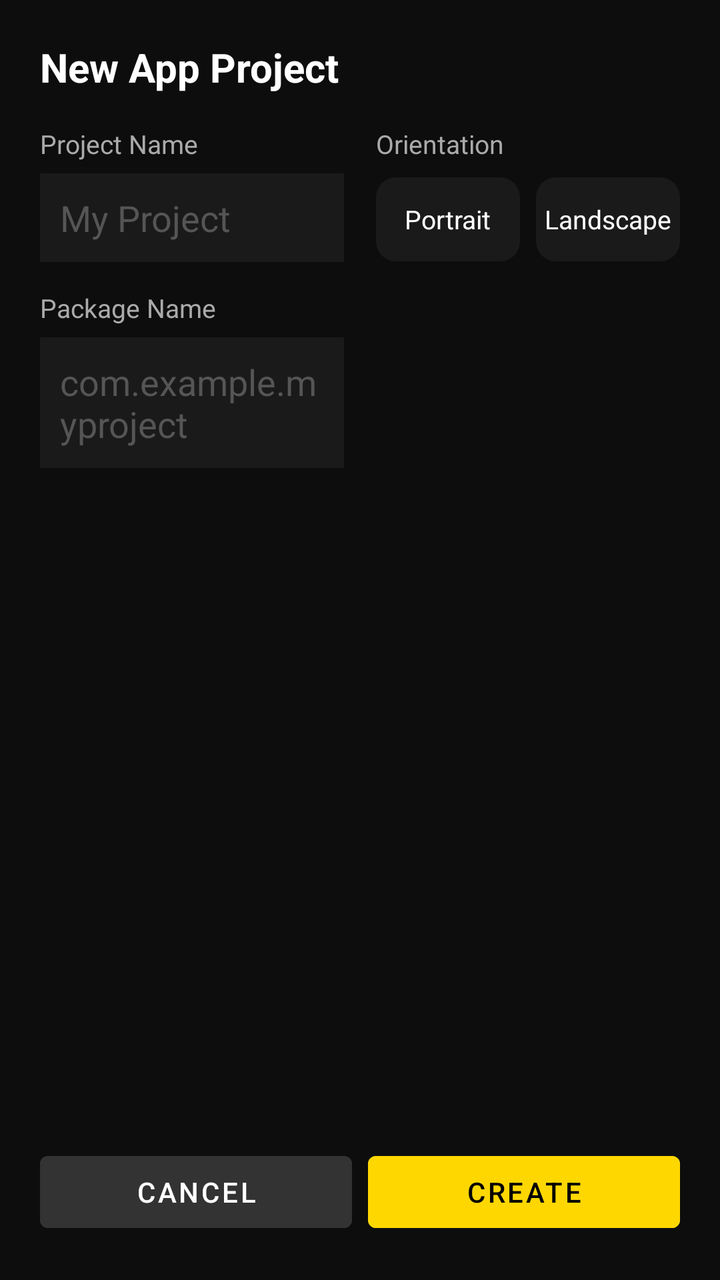
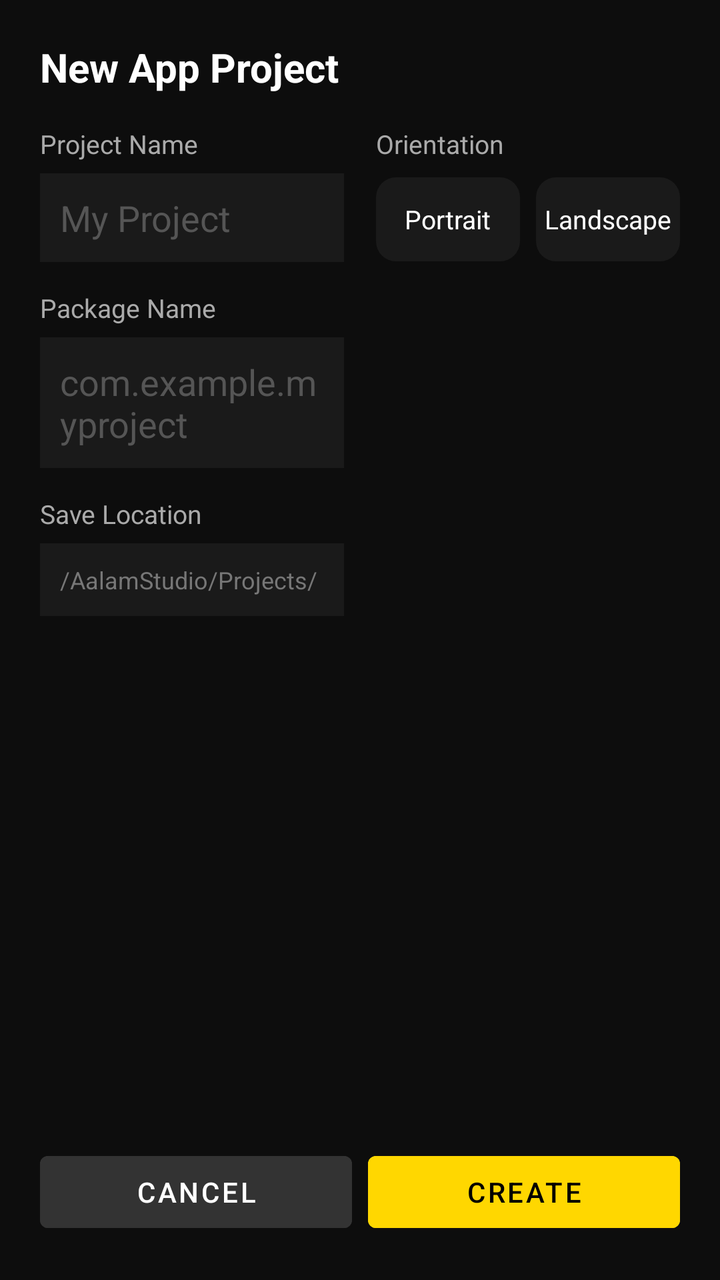

An Android layout rendered at two revisions. The XML below is the earlier revision; the diff shows what the commit changed to produce the second picture.
<!-- AndroidManifest.xml: application theme Theme.AalamStudio -->
<!-- res/layout/activity_new_project.xml -->
<?xml version="1.0" encoding="utf-8"?>
<LinearLayout xmlns:android="http://schemas.android.com/apk/res/android"
    android:layout_width="match_parent"
    android:layout_height="match_parent"
    android:orientation="vertical"
    android:background="#0D0D0D"
    android:padding="20dp">

    <TextView
        android:id="@+id/screenTitle"
        android:layout_width="wrap_content"
        android:layout_height="wrap_content"
        android:text="New App Project"
        android:textColor="#FFFFFF"
        android:textSize="20sp"
        android:textStyle="bold"
        android:layout_marginBottom="16dp"/>

    <LinearLayout
        android:layout_width="match_parent"
        android:layout_height="0dp"
        android:layout_weight="1"
        android:orientation="horizontal">

        
        <LinearLayout
            android:layout_width="0dp"
            android:layout_height="match_parent"
            android:layout_weight="1"
            android:orientation="vertical"
            android:layout_marginEnd="16dp">

            <TextView
                android:layout_width="wrap_content"
                android:layout_height="wrap_content"
                android:text="Project Name"
                android:textColor="#AAAAAA"
                android:textSize="13sp"
                android:layout_marginBottom="6dp"/>

            <EditText
                android:id="@+id/inputProjectName"
                android:layout_width="match_parent"
                android:layout_height="wrap_content"
                android:hint="My Project"
                android:textColorHint="#555555"
                android:textColor="#FFFFFF"
                android:background="#1A1A1A"
                android:padding="10dp"
                android:layout_marginBottom="14dp"/>

            <TextView
                android:layout_width="wrap_content"
                android:layout_height="wrap_content"
                android:text="Package Name"
                android:textColor="#AAAAAA"
                android:textSize="13sp"
                android:layout_marginBottom="6dp"/>

            <EditText
                android:id="@+id/inputPackageName"
                android:layout_width="match_parent"
                android:layout_height="wrap_content"
                android:hint="com.example.myproject"
                android:textColorHint="#555555"
                android:textColor="#FFFFFF"
                android:background="#1A1A1A"
                android:padding="10dp"/>

        </LinearLayout>

        
        <LinearLayout
            android:layout_width="0dp"
            android:layout_height="match_parent"
            android:layout_weight="1"
            android:orientation="vertical">

            
            <LinearLayout
                android:id="@+id/panelAppOptions"
                android:layout_width="match_parent"
                android:layout_height="wrap_content"
                android:orientation="vertical"
                android:visibility="visible">

                <TextView
                    android:layout_width="wrap_content"
                    android:layout_height="wrap_content"
                    android:text="Orientation"
                    android:textColor="#AAAAAA"
                    android:textSize="13sp"
                    android:layout_marginBottom="8dp"/>

                <LinearLayout
                    android:layout_width="match_parent"
                    android:layout_height="wrap_content"
                    android:orientation="horizontal">

                    <LinearLayout
                        android:id="@+id/orientPortrait"
                        android:layout_width="0dp"
                        android:layout_height="42dp"
                        android:layout_weight="1"
                        android:layout_marginEnd="8dp"
                        android:gravity="center"
                        android:background="@drawable/bg_type_card">

                        <TextView
                            android:layout_width="wrap_content"
                            android:layout_height="wrap_content"
                            android:text="Portrait"
                            android:textColor="#FFFFFF"
                            android:textSize="13sp"/>
                    </LinearLayout>

                    <LinearLayout
                        android:id="@+id/orientLandscape"
                        android:layout_width="0dp"
                        android:layout_height="42dp"
                        android:layout_weight="1"
                        android:gravity="center"
                        android:background="@drawable/bg_type_card">

                        <TextView
                            android:layout_width="wrap_content"
                            android:layout_height="wrap_content"
                            android:text="Landscape"
                            android:textColor="#FFFFFF"
                            android:textSize="13sp"/>
                    </LinearLayout>

                </LinearLayout>
            </LinearLayout>

            
            <LinearLayout
                android:id="@+id/panelGameOptions"
                android:layout_width="match_parent"
                android:layout_height="wrap_content"
                android:orientation="vertical"
                android:visibility="gone">

                <TextView
                    android:layout_width="wrap_content"
                    android:layout_height="wrap_content"
                    android:text="Game Type"
                    android:textColor="#AAAAAA"
                    android:textSize="13sp"
                    android:layout_marginBottom="8dp"/>

                <LinearLayout
                    android:layout_width="match_parent"
                    android:layout_height="wrap_content"
                    android:orientation="horizontal">

                    <LinearLayout
                        android:id="@+id/game2D"
                        android:layout_width="0dp"
                        android:layout_height="42dp"
                        android:layout_weight="1"
                        android:layout_marginEnd="8dp"
                        android:gravity="center"
                        android:background="@drawable/bg_type_card">

                        <TextView
                            android:layout_width="wrap_content"
                            android:layout_height="wrap_content"
                            android:text="2D"
                            android:textColor="#FFFFFF"
                            android:textSize="13sp"/>
                    </LinearLayout>

                    <LinearLayout
                        android:id="@+id/game3D"
                        android:layout_width="0dp"
                        android:layout_height="42dp"
                        android:layout_weight="1"
                        android:gravity="center"
                        android:background="@drawable/bg_type_card">

                        <TextView
                            android:layout_width="wrap_content"
                            android:layout_height="wrap_content"
                            android:text="3D"
                            android:textColor="#FFFFFF"
                            android:textSize="13sp"/>
                    </LinearLayout>

                </LinearLayout>
            </LinearLayout>

        </LinearLayout>

    </LinearLayout>

    
    <LinearLayout
        android:layout_width="match_parent"
        android:layout_height="wrap_content"
        android:orientation="horizontal"
        android:layout_marginTop="16dp">

        <Button
            android:id="@+id/btnCancel"
            android:layout_width="0dp"
            android:layout_height="wrap_content"
            android:layout_weight="1"
            android:layout_marginEnd="8dp"
            android:text="Cancel"
            android:backgroundTint="#333333"
            android:textColor="#FFFFFF"/>

        <Button
            android:id="@+id/btnCreateProject"
            android:layout_width="0dp"
            android:layout_height="wrap_content"
            android:layout_weight="1"
            android:text="Create"
            android:backgroundTint="#FFD700"
            android:textColor="#000000"/>

    </LinearLayout>

</LinearLayout>
<!-- resources referenced by this layout -->
<resources>
  <!-- drawable bg_type_card (drawable) -->
  <?xml version="1.0" encoding="utf-8"?>
  <selector xmlns:android="http://schemas.android.com/apk/res/android">
      <item android:state_selected="true">
          <shape android:shape="rectangle">
              <solid android:color="#221A00"/>
              <stroke android:width="2dp" android:color="#FFD700"/>
              <corners android:radius="10dp"/>
          </shape>
      </item>
      <item>
          <shape android:shape="rectangle">
              <solid android:color="#1A1A1A"/>
              <corners android:radius="10dp"/>
          </shape>
      </item>
  </selector>
  <style name="Theme.AalamStudio" parent="Theme.MaterialComponents.DayNight.NoActionBar">
          <item name="colorPrimary">@color/gold</item>
          <item name="android:windowBackground">@color/navy</item>
          <item name="android:statusBarColor">#0D0D0D</item>
      </style>
  <color name="gold">#D4AF37</color>
  <color name="navy">#0D0D0D</color>
</resources>

<!-- the commit's change to res/layout/activity_new_project.xml (unified diff, before → after) -->
@@ -65,6 +65,25 @@
                 android:textColorHint="#555555"
                 android:textColor="#FFFFFF"
                 android:background="#1A1A1A"
+                android:padding="10dp"
+                android:layout_marginBottom="14dp"/>
+
+            <TextView
+                android:layout_width="wrap_content"
+                android:layout_height="wrap_content"
+                android:text="Save Location"
+                android:textColor="#AAAAAA"
+                android:textSize="13sp"
+                android:layout_marginBottom="6dp"/>
+
+            <TextView
+                android:id="@+id/locationPath"
+                android:layout_width="match_parent"
+                android:layout_height="wrap_content"
+                android:text="/AalamStudio/Projects/"
+                android:textColor="#777777"
+                android:textSize="12sp"
+                android:background="#1A1A1A"
                 android:padding="10dp"/>
 
         </LinearLayout>
@@ -152,7 +171,8 @@
                 <LinearLayout
                     android:layout_width="match_parent"
                     android:layout_height="wrap_content"
-                    android:orientation="horizontal">
+                    android:orientation="horizontal"
+                    android:layout_marginBottom="16dp">
 
                     <LinearLayout
                         android:id="@+id/game2D"
@@ -188,6 +208,74 @@
                     </LinearLayout>
 
                 </LinearLayout>
+
+                
+                <LinearLayout
+                    android:id="@+id/gameOrientationContainer"
+                    android:layout_width="match_parent"
+                    android:layout_height="wrap_content"
+                    android:orientation="vertical"
+                    android:visibility="visible">
+
+                    <TextView
+                        android:layout_width="wrap_content"
+                        android:layout_height="wrap_content"
+                        android:text="Orientation"
+                        android:textColor="#AAAAAA"
+                        android:textSize="13sp"
+                        android:layout_marginBottom="8dp"/>
+
+                    <LinearLayout
+                        android:layout_width="match_parent"
+                        android:layout_height="wrap_content"
+                        android:orientation="horizontal">
+
+                        <LinearLayout
+                            android:id="@+id/gameOrientPortrait"
+                            android:layout_width="0dp"
+                            android:layout_height="42dp"
+                            android:layout_weight="1"
+                            android:layout_marginEnd="8dp"
+                            android:gravity="center"
+                            android:background="@drawable/bg_type_card">
+
+                            <TextView
+                                android:layout_width="wrap_content"
+                                android:layout_height="wrap_content"
+                                android:text="Portrait"
+                                android:textColor="#FFFFFF"
+                                android:textSize="13sp"/>
+                        </LinearLayout>
+
+                        <LinearLayout
+                            android:id="@+id/gameOrientLandscape"
+                            android:layout_width="0dp"
+                            android:layout_height="42dp"
+                            android:layout_weight="1"
+                            android:gravity="center"
+                            android:background="@drawable/bg_type_card">
+
+                            <TextView
+                                android:layout_width="wrap_content"
+                                android:layout_height="wrap_content"
+                                android:text="Landscape"
+                                android:textColor="#FFFFFF"
+                                android:textSize="13sp"/>
+                        </LinearLayout>
+
+                    </LinearLayout>
+                </LinearLayout>
+
+                
+                <TextView
+                    android:id="@+id/gameOrientationLockedText"
+                    android:layout_width="wrap_content"
+                    android:layout_height="wrap_content"
+                    android:text="Orientation: Landscape (fixed for 3D)"
+                    android:textColor="#777777"
+                    android:textSize="12sp"
+                    android:visibility="gone"/>
+
             </LinearLayout>
 
         </LinearLayout>
